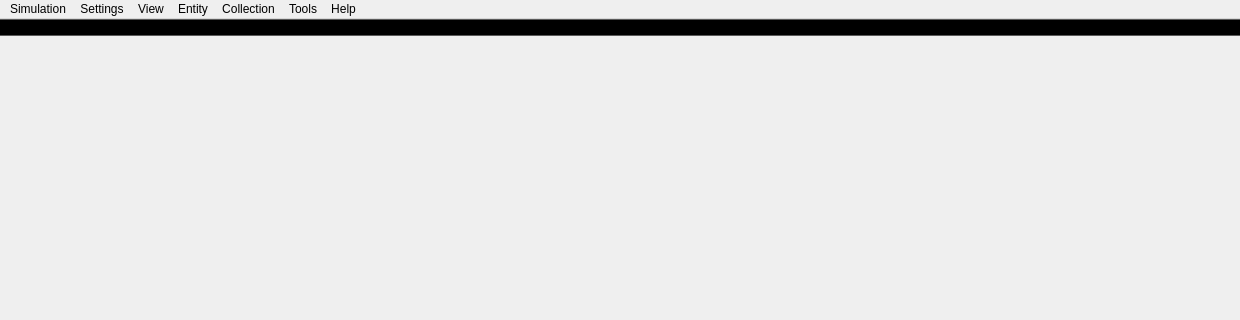
Old version of the form source/Gui/MainView.ui in the repository chrxh/alien; both pictures show x 0 to 1240 and y 0 to 320 of the 1240 by 830 pixel window.
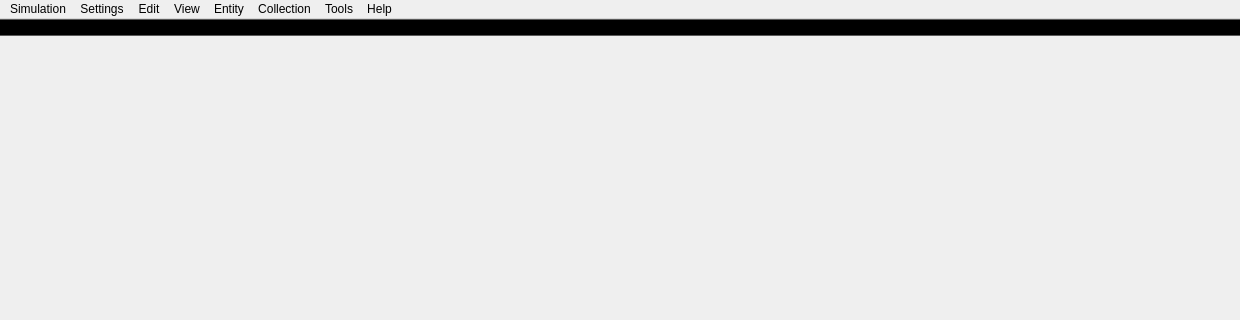
New version of the form.

Commit message: action mode for OpenGL view

```diff
--- a/source/Gui/MainView.ui
+++ b/source/Gui/MainView.ui
@@ -30,39 +30,9 @@
   </property>
   <property name="palette">
    <palette>
-    <active>
-     <colorrole role="Base">
-      <brush brushstyle="SolidPattern">
-       <color alpha="255">
-        <red>255</red>
-        <green>255</green>
-        <blue>255</blue>
-       </color>
-      </brush>
-     </colorrole>
-    </active>
-    <inactive>
-     <colorrole role="Base">
-      <brush brushstyle="SolidPattern">
-       <color alpha="255">
-        <red>255</red>
-        <green>255</green>
-        <blue>255</blue>
-       </color>
-      </brush>
-     </colorrole>
-    </inactive>
-    <disabled>
-     <colorrole role="Base">
-      <brush brushstyle="SolidPattern">
-       <color alpha="255">
-        <red>240</red>
-        <green>240</green>
-        <blue>240</blue>
-       </color>
-      </brush>
-     </colorrole>
-    </disabled>
+    <active/>
+    <inactive/>
+    <disabled/>
    </palette>
   </property>
   <property name="windowTitle">
@@ -212,8 +182,14 @@
      <string>Tools</string>
     </property>
    </widget>
+   <widget class="QMenu" name="menuEdit">
+    <property name="title">
+     <string>Edit</string>
+    </property>
+   </widget>
    <addaction name="menuSimulation"/>
    <addaction name="menuSettings"/>
+   <addaction name="menuEdit"/>
    <addaction name="menuView"/>
    <addaction name="menuEntity"/>
    <addaction name="menuCollection"/>
```
The commit also changes 7 other files.
